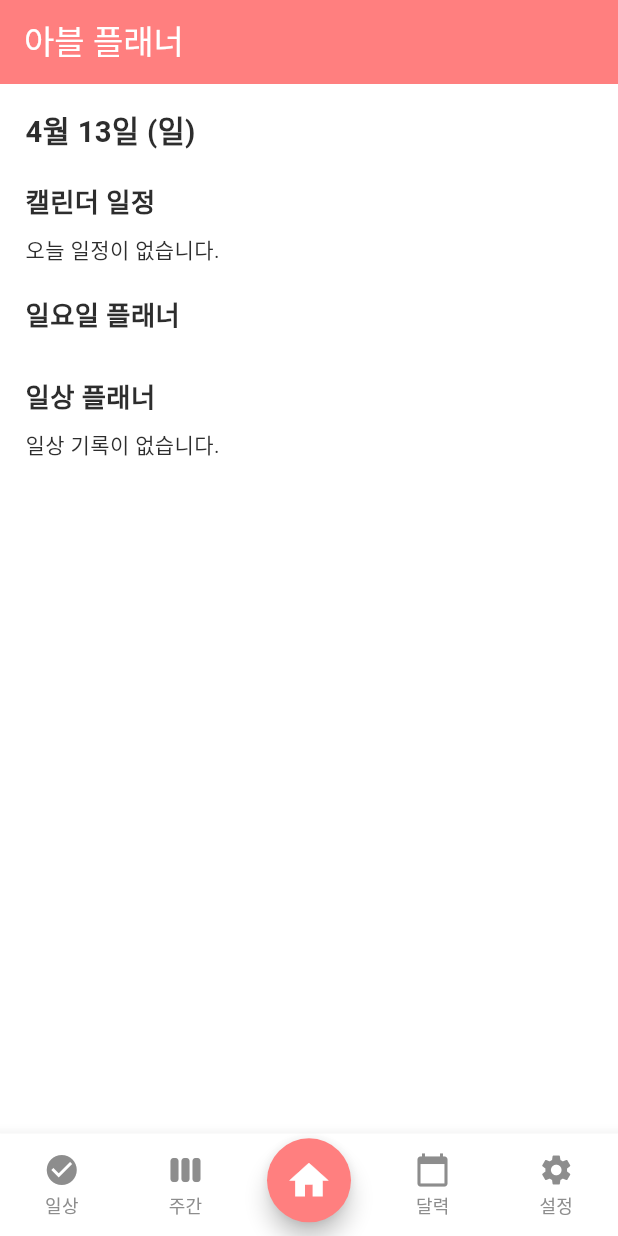
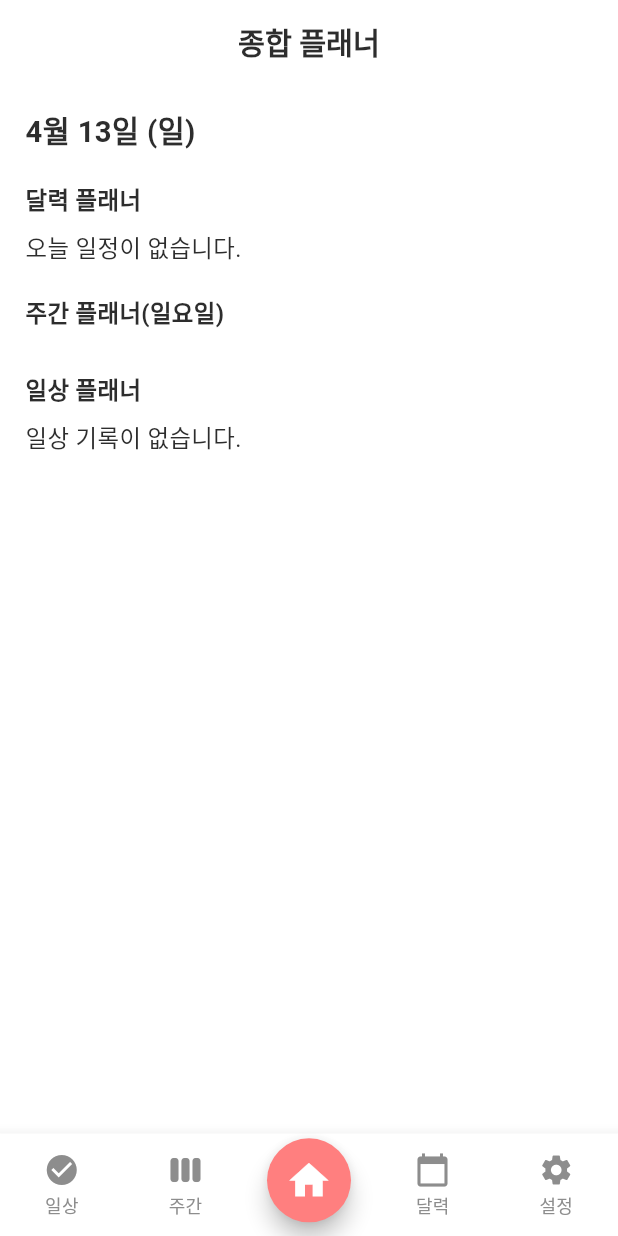
Before and after one commit to JeongHyeon-Jo/abeul_planner, a Flutter app: the screen it shows after launch, on a phone screen of 412 x 824 dp. Run offline on Flutter 3.47's test engine with Material 3 defaults, Android fonts, the phone set to English and light mode, and no system bars; our stand-ins replace flutter_riverpod, flutter_screenutil, go_router, hive, hive_flutter, table_calendar; accounts and stored records are empty; generated files the repository leaves out were written again.

Commit message:
[Feat] 종합 플래너 커스텀 앱바 적용

```diff
--- a/lib/features/home_planner/presentation/screen/planner_home_screen.dart
+++ b/lib/features/home_planner/presentation/screen/planner_home_screen.dart
@@ -1,7 +1,11 @@
+// planner_home_screen.dart
 import 'package:flutter/material.dart';
 import 'package:flutter_riverpod/flutter_riverpod.dart';
 import 'package:flutter_screenutil/flutter_screenutil.dart';
 import 'package:intl/intl.dart';
+import 'package:abeul_planner/core/widgets/custom_app_bar.dart';
+import 'package:abeul_planner/core/text_styles.dart';
+import 'package:abeul_planner/core/color.dart';
 
 // calendar, weekly, daily provider 불러오기
 import 'package:abeul_planner/features/calendar_planner/presentation/provider/calendar_task_provider.dart';
@@ -23,8 +27,9 @@ class PlannerHomeScreen extends ConsumerWidget {
     final weekday = DateFormat('E', 'ko_KR').format(now);
 
     return Scaffold(
-      appBar: AppBar(
-        title: const Text('아블 플래너'),
+      appBar: const CustomAppBar(
+        title: '종합 플래너',
+        isTransparent: true,
       ),
       body: Padding(
         padding: EdgeInsets.all(16.0.w),
@@ -34,19 +39,19 @@ class PlannerHomeScreen extends ConsumerWidget {
             // 오늘 날짜 표시
             Text(
               dateText,
-              style: TextStyle(fontSize: 20.sp, fontWeight: FontWeight.bold),
+              style: AppTextStyles.title,
             ),
             SizedBox(height: 20.h),
 
-            // 📅 캘린더 일정 섹션
-            Text('캘린더 일정', style: TextStyle(fontSize: 18.sp, fontWeight: FontWeight.bold)),
+            // 📅 달력 플래너
+            Text('달력 플래너', style: AppTextStyles.body.copyWith(fontWeight: FontWeight.bold)),
             SizedBox(height: 8.h),
             if (calendarTasks
                 .where((task) => task.date.year == now.year &&
                                  task.date.month == now.month &&
                                  task.date.day == now.day)
                 .isEmpty)
-              const Text('오늘 일정이 없습니다.')
+              Text('오늘 일정이 없습니다.', style: AppTextStyles.body)
             else
               ...calendarTasks
                   .where((task) => task.date.year == now.year &&
@@ -54,37 +59,39 @@ class PlannerHomeScreen extends ConsumerWidget {
                                    task.date.day == now.day)
                   .map((task) => Card(
                         child: ListTile(
-                          title: Text(task.memo),
-                          subtitle: Text(task.time),
+                          title: Text(task.memo, style: AppTextStyles.body),
+                          subtitle: Text(task.time, style: AppTextStyles.caption),
                         ),
                       )),
             SizedBox(height: 20.h),
 
-            // 📆 요일별 테마 & 할 일 섹션
-            Text('$weekday요일 플래너', style: TextStyle(fontSize: 18.sp, fontWeight: FontWeight.bold)),
+            // 📆 주간 플래너
+            Text('주간 플래너($weekday요일)', style: AppTextStyles.body.copyWith(fontWeight: FontWeight.bold)),
             SizedBox(height: 8.h),
             ...weeklyTasks
                 .where((t) => t.day == weekday)
                 .map((t) => Column(
                       crossAxisAlignment: CrossAxisAlignment.start,
                       children: [
-                        Text('테마: ${t.theme}'),
-                        ...t.tasks.map((task) => Card(child: ListTile(title: Text(task))))
+                        Text('테마: ${t.theme}', style: AppTextStyles.body),
+                        ...t.tasks.map((task) => Card(
+                              child: ListTile(title: Text(task, style: AppTextStyles.body)),
+                            ))
                       ],
                     )),
             SizedBox(height: 20.h),
 
-            // 🧩 일상 플래너 섹션
-            Text('일상 플래너', style: TextStyle(fontSize: 18.sp, fontWeight: FontWeight.bold)),
+            // 일상 플래너
+            Text('일상 플래너', style: AppTextStyles.body.copyWith(fontWeight: FontWeight.bold)),
             SizedBox(height: 8.h),
             if (dailyTasks.isEmpty)
-              const Text('일상 기록이 없습니다.')
+              Text('일상 기록이 없습니다.', style: AppTextStyles.body)
             else
               ...dailyTasks.map((t) => Card(
                     child: ListTile(
                       leading: const Icon(Icons.check),
-                      title: Text(t.situation),
-                      subtitle: Text(t.action),
+                      title: Text(t.situation, style: AppTextStyles.body),
+                      subtitle: Text(t.action, style: AppTextStyles.caption),
                     ),
                   )),
           ],
```
